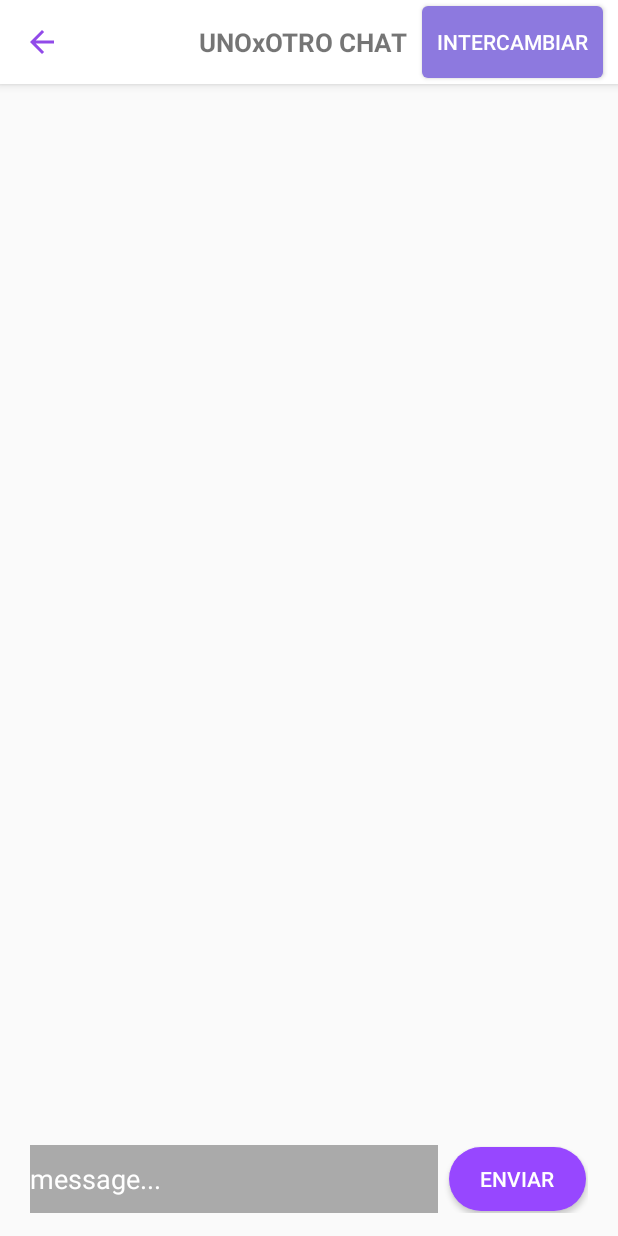
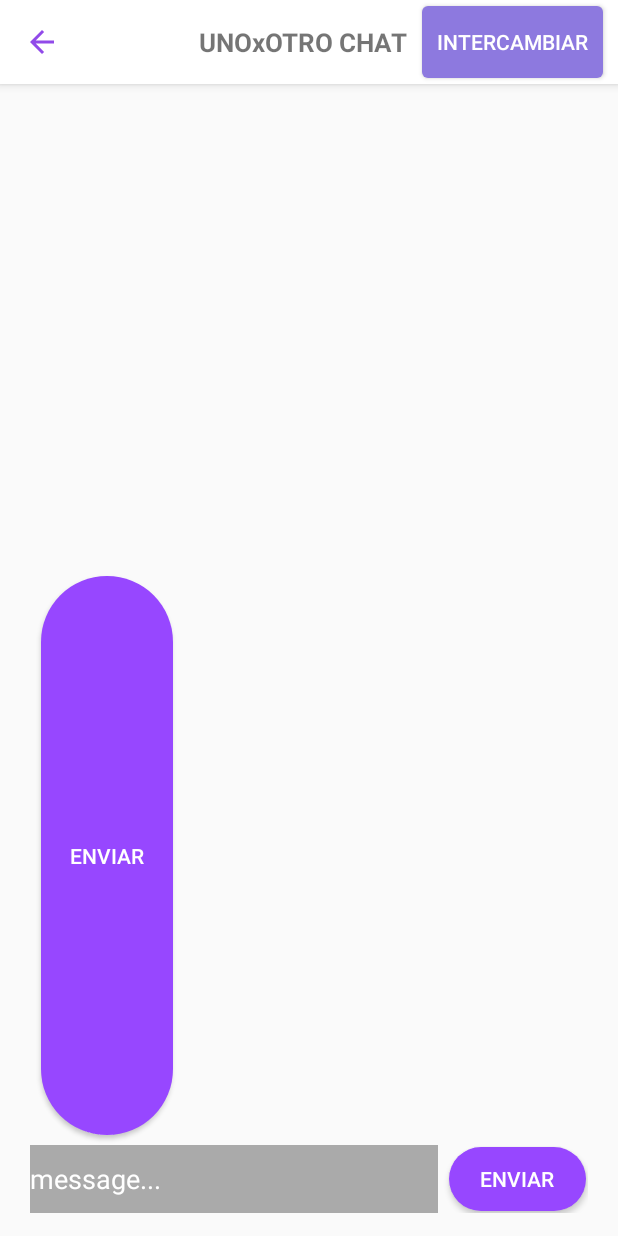
Before and after one commit to JoseHernann/IntercambiosUANL, an Android app: the ChatActivity screen opened directly, with no data from a screen before it, on a phone screen of 412 x 824 dp. Run offline under Robolectric (Android 15) with nearby library versions, the phone set to English and light mode, and no system bars.

Commit message:
Auto stash before merge of "develop" and "origin/develop"

```diff
--- a/app/src/main/res/layout/activity_chat.xml
+++ b/app/src/main/res/layout/activity_chat.xml
@@ -89,7 +89,26 @@
                 android:layout_width="match_parent"
                 android:layout_height="0dp"
                 android:layout_weight="1"
-                android:layout_marginBottom="0dp"
+                android:ems="13"
+                android:minHeight="55dp"
+                android:hint="@string/placeholderMsg"
+                android:inputType="textPersonName"
+                android:background="@android:color/transparent" />
+
+            <Button
+                android:id="@+id/chatsend"
+                android:layout_width="wrap_content"
+                android:layout_height="wrap_content"
+                android:layout_weight="1"
+                android:background="@drawable/rounded_violet"
+                android:text="@string/btnSend"
+                android:foreground="?android:attr/selectableItemBackgroundBorderless"
+                android:padding="10dp"
+                android:layout_marginStart="7dp"
+                android:layout_marginEnd="1dp"
+                android:layout_marginTop="1dp"
+                android:layout_marginBottom="1dp"
+                android:textColor="@android:color/white"
                 />
 
             <LinearLayout
```
Also changed, not shown: app/src/main/java/com/aleor/exchangesapp/activities/UserProfile.kt (+17 -8 lines), app/src/main/res/layout/activity_user_profile.xml (+8 -7 lines).
